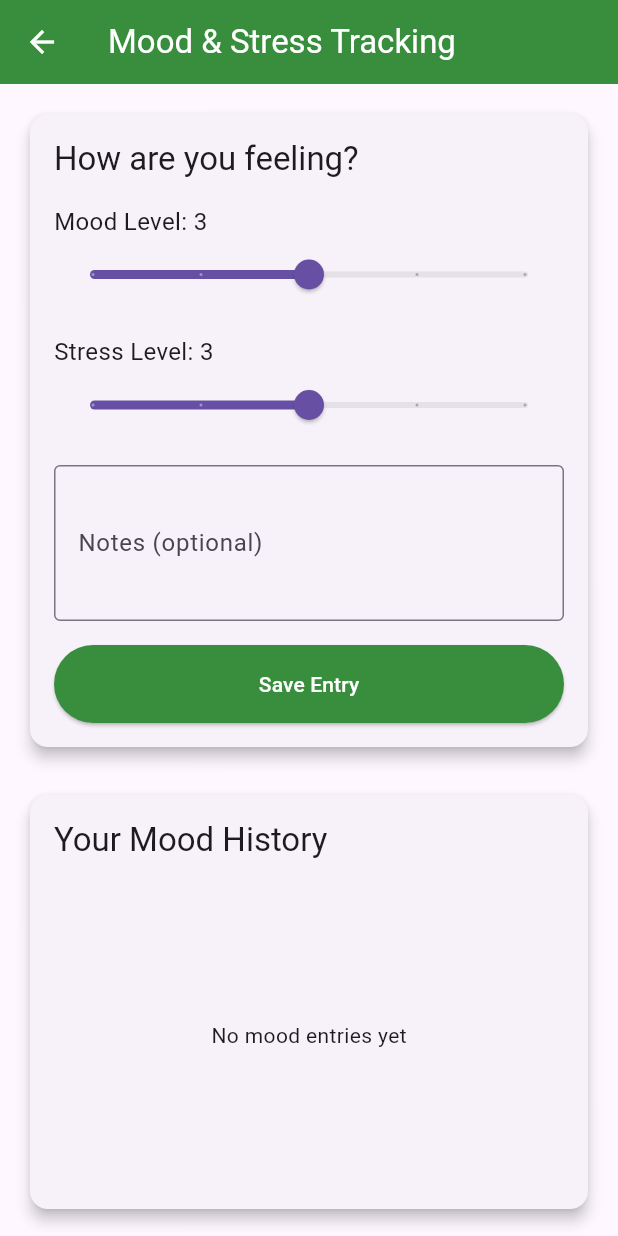
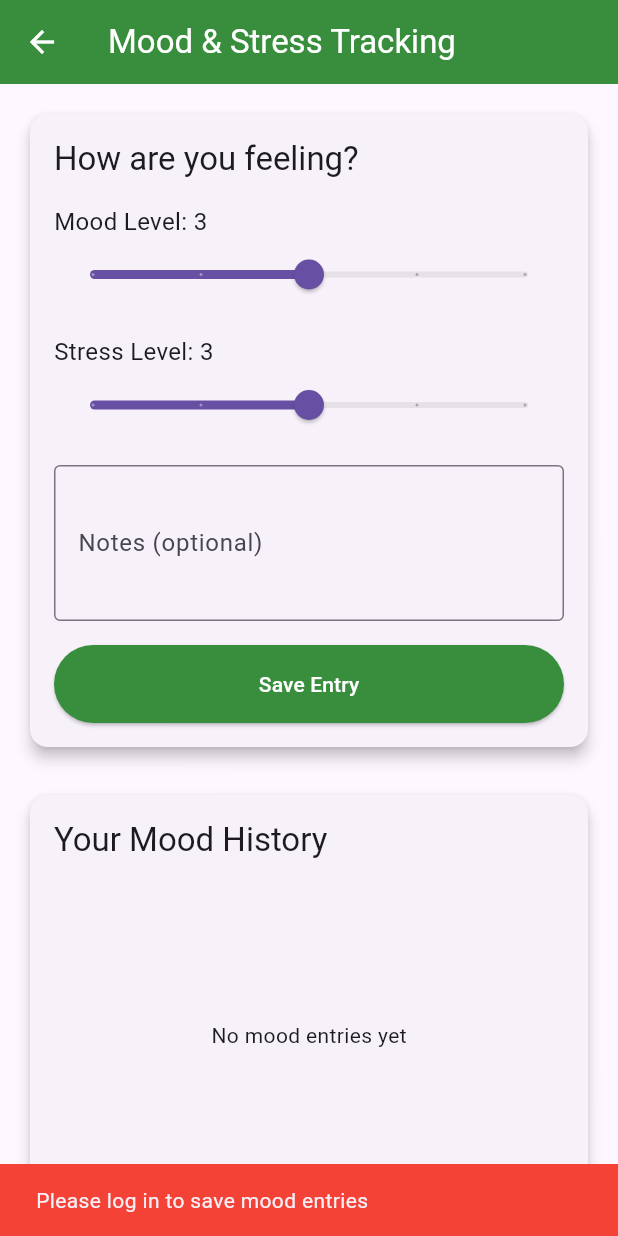
Before and after one commit to anshuavinash-1/Mindfulness-with-Nature-App, a Flutter app: the MoodTrackingPage screen opened directly, after a tap on "Save Entry", on a phone screen of 412 x 824 dp. Run offline on Flutter 3.47's test engine with Material 3 defaults, Android fonts, the light colour scheme and no system bars; our stand-ins replace fl_chart, flutter_local_notifications, google_fonts, google_maps_flutter, shared_preferences, timezone; accounts and stored records are empty.

Commit message:
Enhance mood tracking and dashboard features

```diff
--- a/mindfulness_with_nature_app_flutter/lib/pages/dashboard_page.dart
+++ b/mindfulness_with_nature_app_flutter/lib/pages/dashboard_page.dart
@@ -4,6 +4,7 @@ import 'dart:async';
 import '../services/auth_service.dart';
 import 'login_page.dart';
 import 'notification_settings_page.dart';
+import 'mood_tracking_page.dart';
 
 class DashboardPage extends StatefulWidget {
   const DashboardPage({super.key});
@@ -70,6 +71,7 @@ class _DashboardPageState extends State<DashboardPage> {
         children: [
           const HomeTab(),
           MeditationTab(onSessionComplete: _addMeditationSession),
+          const MoodTrackingPage(),
           ProgressTab(totalMinutes: _meditationMinutes),
         ],
       ),
@@ -78,6 +80,7 @@ class _DashboardPageState extends State<DashboardPage> {
         onTap: _onItemTapped,
         selectedItemColor: Colors.green[700],
         unselectedItemColor: Colors.grey[600],
+        type: BottomNavigationBarType.fixed,
         items: const [
           BottomNavigationBarItem(
             icon: Icon(Icons.home),
@@ -86,6 +89,10 @@ class _DashboardPageState extends State<DashboardPage> {
           BottomNavigationBarItem(
             icon: Icon(Icons.self_improvement),
             label: 'Meditate',
+          ),
+          BottomNavigationBarItem(
+            icon: Icon(Icons.mood),
+            label: 'Mood',
           ),
           BottomNavigationBarItem(
             icon: Icon(Icons.insights),
--- a/mindfulness_with_nature_app_flutter/lib/pages/mood_tracking_page.dart
+++ b/mindfulness_with_nature_app_flutter/lib/pages/mood_tracking_page.dart
@@ -27,9 +27,17 @@ class _MoodTrackingPageState extends State<MoodTrackingPage> {
 
   void _submitEntry(BuildContext context) {
     if (_formKey.currentState!.validate()) {
+      try {
         final authService = Provider.of<AuthService>(context, listen: false);
+        if (authService.userEmail == null) {
+          debugPrint('MoodTracking: Error - User email is null');
+          ScaffoldMessenger.of(context).showSnackBar(
+            const SnackBar(content: Text('Error: User not logged in')),
+          );
+          return;
+        }
+
         final moodService = Provider.of<MoodService>(context, listen: false);
-
         final entry = MoodEntry(
           timestamp: DateTime.now(),
           moodLevel: _moodLevel,
@@ -38,12 +46,21 @@ class _MoodTrackingPageState extends State<MoodTrackingPage> {
           userId: authService.userEmail!,
         );
 
+        debugPrint('MoodTracking: Submitting entry - Mood: $_moodLevel, Stress: $_stressLevel');
         moodService.addEntry(entry);
         _notesController.clear();
+
+        setState(() {}); // Trigger a rebuild to refresh the chart
 
         ScaffoldMessenger.of(context).showSnackBar(
           const SnackBar(content: Text('Mood entry saved!')),
         );
+      } catch (e) {
+        debugPrint('MoodTracking: Error saving entry - $e');
+        ScaffoldMessenger.of(context).showSnackBar(
+          SnackBar(content: Text('Error saving mood entry: $e')),
+        );
+      }
     }
   }
 
@@ -121,10 +138,48 @@ class _MoodTrackingPageState extends State<MoodTrackingPage> {
                       const SizedBox(height: 16),
 
                       // Submit Button
-                      SizedBox(
+                      Consumer2<AuthService, MoodService>(
+                        builder: (context, authService, moodService, _) {
+                          return SizedBox(
                             width: double.infinity,
                             child: ElevatedButton(
-                          onPressed: () => _submitEntry(context),
+                              onPressed: () async {
+                                if (!authService.isLoggedIn) {
+                                  ScaffoldMessenger.of(context).showSnackBar(
+                                    const SnackBar(
+                                      content: Text('Please log in to save mood entries'),
+                                      backgroundColor: Colors.red,
+                                    ),
+                                  );
+                                  return;
+                                }
+
+                                final entry = MoodEntry(
+                                  timestamp: DateTime.now(),
+                                  moodLevel: _moodLevel,
+                                  stressLevel: _stressLevel,
+                                  notes: _notesController.text.trim(),
+                                  userId: authService.userEmail!,
+                                );
+
+                                await moodService.addEntry(entry);
+
+                                if (!mounted) return;
+
+                                ScaffoldMessenger.of(context).showSnackBar(
+                                  SnackBar(
+                                    content: const Text('Mood entry saved successfully!'),
+                                    backgroundColor: Colors.green[700],
+                                  ),
+                                );
+
+                                // Reset the form
+                                setState(() {
+                                  _moodLevel = 3;
+                                  _stressLevel = 3;
+                                  _notesController.clear();
+                                });
+                              },
                               style: ElevatedButton.styleFrom(
                                 backgroundColor: Colors.green[700],
                                 foregroundColor: Colors.white,
@@ -132,6 +187,8 @@ class _MoodTrackingPageState extends State<MoodTrackingPage> {
                               ),
                               child: const Text('Save Entry'),
                             ),
+                          );
+                        },
                       ),
                     ],
                   ),
--- a/mindfulness_with_nature_app_flutter/lib/services/mood_service.dart
+++ b/mindfulness_with_nature_app_flutter/lib/services/mood_service.dart
@@ -16,18 +16,36 @@ class MoodService with ChangeNotifier {
 
   // Load entries from storage
   Future<void> _loadEntries() async {
-    final String? entriesJson = _prefs.getString(_storageKey);
-    if (entriesJson != null) {
-      final List<dynamic> decoded = jsonDecode(entriesJson);
-      _entries = decoded.map((item) => MoodEntry.fromJson(item)).toList();
+    try {
+      debugPrint('MoodService: Loading entries from storage');
+      final String? entriesJson = _prefs.getString(_storageKey);
+      if (entriesJson != null) {
+        debugPrint('MoodService: Found stored entries: $entriesJson');
+        final List<dynamic> decoded = jsonDecode(entriesJson);
+        _entries = decoded.map((item) => MoodEntry.fromJson(item)).toList();
+        debugPrint('MoodService: Loaded ${_entries.length} entries');
+      } else {
+        debugPrint('MoodService: No stored entries found');
+        _entries = [];
+      }
+      notifyListeners();
+    } catch (e) {
+      debugPrint('MoodService: Error loading entries - $e');
+      _entries = [];
       notifyListeners();
     }
   }
 
   // Save entries to storage
   Future<void> _saveEntries() async {
-    final String encoded = jsonEncode(_entries.map((e) => e.toJson()).toList());
-    await _prefs.setString(_storageKey, encoded);
+    try {
+      final String encoded = jsonEncode(_entries.map((e) => e.toJson()).toList());
+      final success = await _prefs.setString(_storageKey, encoded);
+      debugPrint('MoodService: Saving entries - Success: $success');
+      debugPrint('MoodService: Number of entries: ${_entries.length}');
+    } catch (e) {
+      debugPrint('MoodService: Error saving entries - $e');
+    }
   }
 
   // Add a new mood entry
```
Lines whose indentation alone changed are shown as unchanged.
